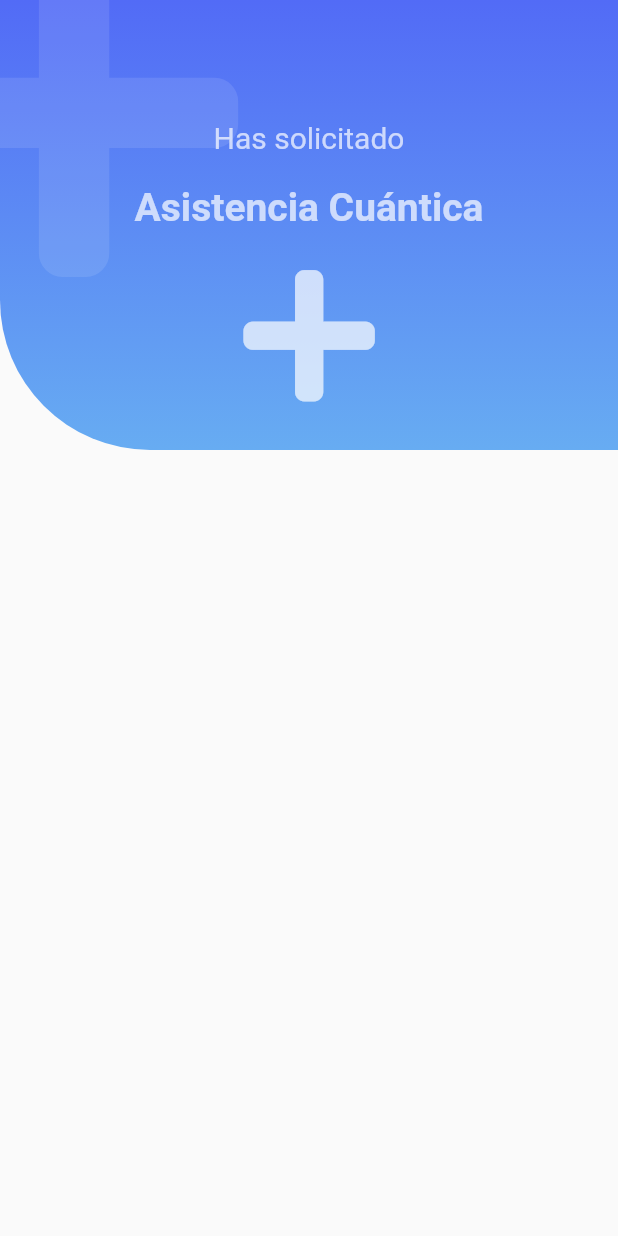
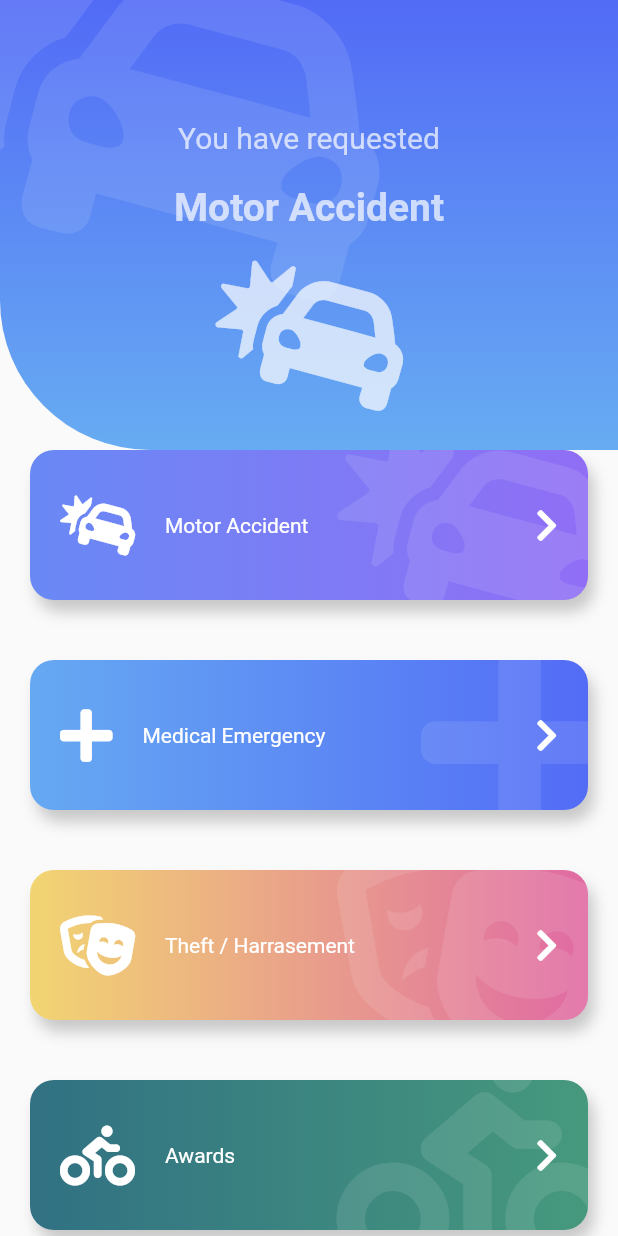
Before and after one commit to urielexis64/flutter_animations, a Flutter app: the screen it shows after launch, on a phone screen of 412 x 824 dp. Run offline on Flutter 3.47's test engine with Material 2 defaults, Android fonts, the phone set to English and light mode, and no system bars; our stand-ins replace flutter_svg, font_awesome_flutter.

Commit message:
positioning iconheader and listview of big buttons

```diff
--- a/lib/src/pages/emergency_page.dart
+++ b/lib/src/pages/emergency_page.dart
@@ -1,16 +1,74 @@
+import 'package:custom_painter/src/widgets/big_button.dart';
 import 'package:custom_painter/src/widgets/headers.dart';
 import 'package:flutter/material.dart';
 import 'package:font_awesome_flutter/font_awesome_flutter.dart';
 
+class _ItemButton {
+  final IconData icon;
+  final String text;
+  final Color color1;
+  final Color color2;
+
+  _ItemButton(this.icon, this.text, this.color1, this.color2);
+}
+
 class EmergencyPage extends StatelessWidget {
   @override
   Widget build(BuildContext context) {
+    final items = <_ItemButton>[
+      _ItemButton(FontAwesomeIcons.carCrash, 'Motor Accident',
+          Color(0xff6989F5), Color(0xff906EF5)),
+      _ItemButton(FontAwesomeIcons.plus, 'Medical Emergency', Color(0xff66A9F2),
+          Color(0xff536CF6)),
+      _ItemButton(FontAwesomeIcons.theaterMasks, 'Theft / Harrasement',
+          Color(0xffF2D572), Color(0xffE06AA3)),
+      _ItemButton(FontAwesomeIcons.biking, 'Awards', Color(0xff317183),
+          Color(0xff46997D)),
+      _ItemButton(FontAwesomeIcons.carCrash, 'Motor Accident',
+          Color(0xff6989F5), Color(0xff906EF5)),
+      _ItemButton(FontAwesomeIcons.plus, 'Medical Emergency', Color(0xff66A9F2),
+          Color(0xff536CF6)),
+      _ItemButton(FontAwesomeIcons.theaterMasks, 'Theft / Harrasement',
+          Color(0xffF2D572), Color(0xffE06AA3)),
+      _ItemButton(FontAwesomeIcons.biking, 'Awards', Color(0xff317183),
+          Color(0xff46997D)),
+      _ItemButton(FontAwesomeIcons.carCrash, 'Motor Accident',
+          Color(0xff6989F5), Color(0xff906EF5)),
+      _ItemButton(FontAwesomeIcons.plus, 'Medical Emergency', Color(0xff66A9F2),
+          Color(0xff536CF6)),
+      _ItemButton(FontAwesomeIcons.theaterMasks, 'Theft / Harrasement',
+          Color(0xffF2D572), Color(0xffE06AA3)),
+      _ItemButton(FontAwesomeIcons.biking, 'Awards', Color(0xff317183),
+          Color(0xff46997D)),
+    ];
+
+    List<Widget> mapItems = items
+        .map((e) => BigButton(
+            icon: e.icon,
+            text: e.text,
+            color1: e.color1,
+            color2: e.color2,
+            onPress: () {
+              print(e.text);
+            }))
+        .toList();
+
     return Scaffold(
-      body: IconHeader(
-        icon: FontAwesomeIcons.plus,
-        title: "Asistencia Cuántica",
-        subtitle: "Has solicitado",
-      ),
-    );
+        body: Center(
+            child: Stack(
+      children: [
+        Container(
+          margin: EdgeInsets.only(top: 200),
+          child: ListView(
+            physics: BouncingScrollPhysics(),
+            children: [SizedBox(height: 80), ...mapItems],
+          ),
+        ),
+        IconHeader(
+            icon: FontAwesomeIcons.carCrash,
+            title: "Motor Accident",
+            subtitle: "You have requested")
+      ],
+    )));
   }
 }
```
